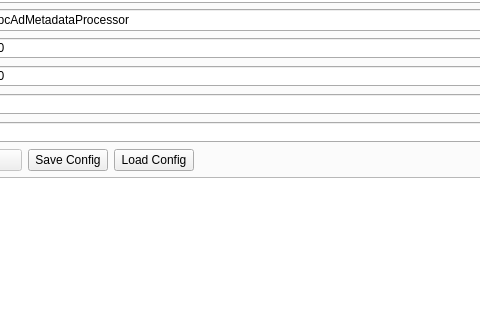
The window that src/dashpva/workflow/workflow.ui (AdvancedPhotonSource/DashPVA) describes before a commit, drawn with Qt 5; both pictures show x 166 to 646 and y 182 to 502 of the 797 by 797 pixel window.
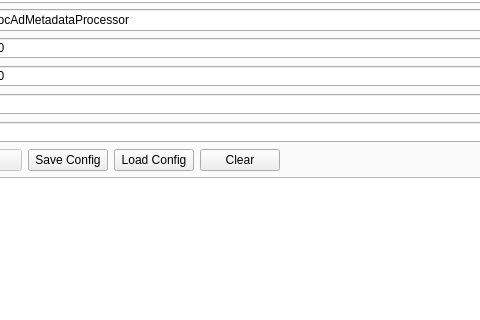
The same window after the commit. The open tabs and pages were chosen to show the change.

Commit message:
add: clear button next to load config to clear output text in meta associator, collector, and analysis tabs
fix: pad missing ca pv keys with np.nan in merge_metadata to prevent frame misalignment

Patch:
```diff
--- a/src/dashpva/workflow/workflow.ui
+++ b/src/dashpva/workflow/workflow.ui
@@ -1034,6 +1034,16 @@
            </property>
           </widget>
          </item>
+         <item>
+          <widget class="QPushButton" name="buttonClearConfigMeta">
+           <property name="text">
+            <string>Clear</string>
+           </property>
+           <property name="toolTip">
+            <string>Clear all configuration fields</string>
+           </property>
+          </widget>
+         </item>
          <item>
           <spacer name="horizontalSpacerAssoc">
            <property name="orientation">
```
Left out of the diff: 20 changed lines with no effect on the pictures. The commit also changes 2 other files.
